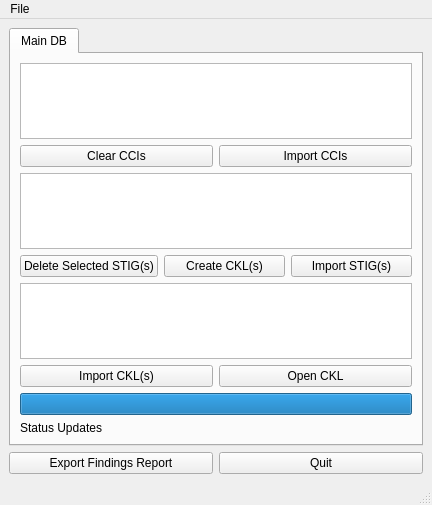
The window that stigqter.ui (squinky86/STIGQter) describes before a commit, drawn with Qt 5.
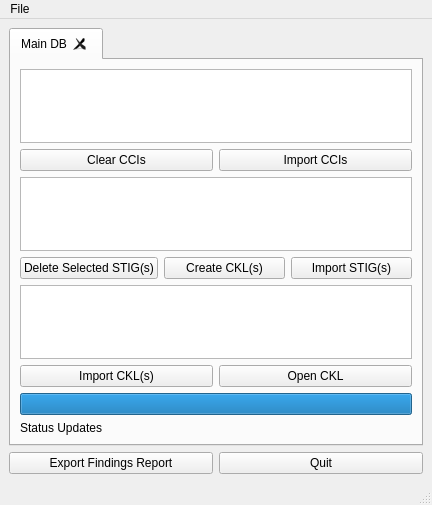
The same window after the commit.

Commit message: allow close of STIG CKLs

What changed in the file:
```diff
--- a/stigqter.ui
+++ b/stigqter.ui
@@ -23,6 +23,9 @@
       <property name="currentIndex">
        <number>0</number>
       </property>
+      <property name="tabsClosable">
+       <bool>true</bool>
+      </property>
       <widget class="QWidget" name="tab">
        <attribute name="title">
         <string>Main DB</string>
```
Left out of the diff: 17 changed lines with no effect on the pictures. The commit also changes 2 other files.
